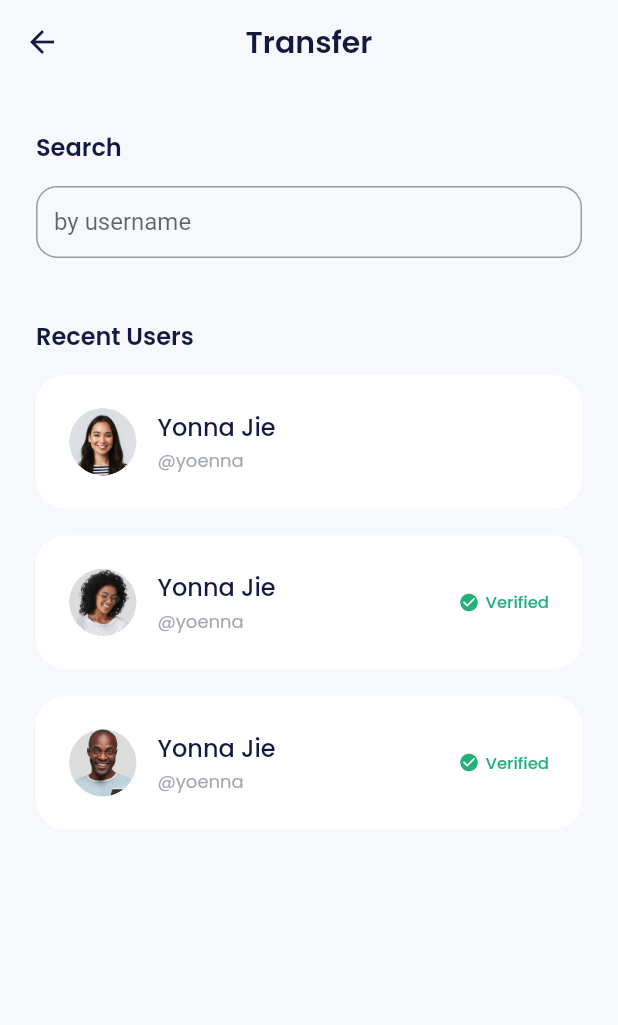
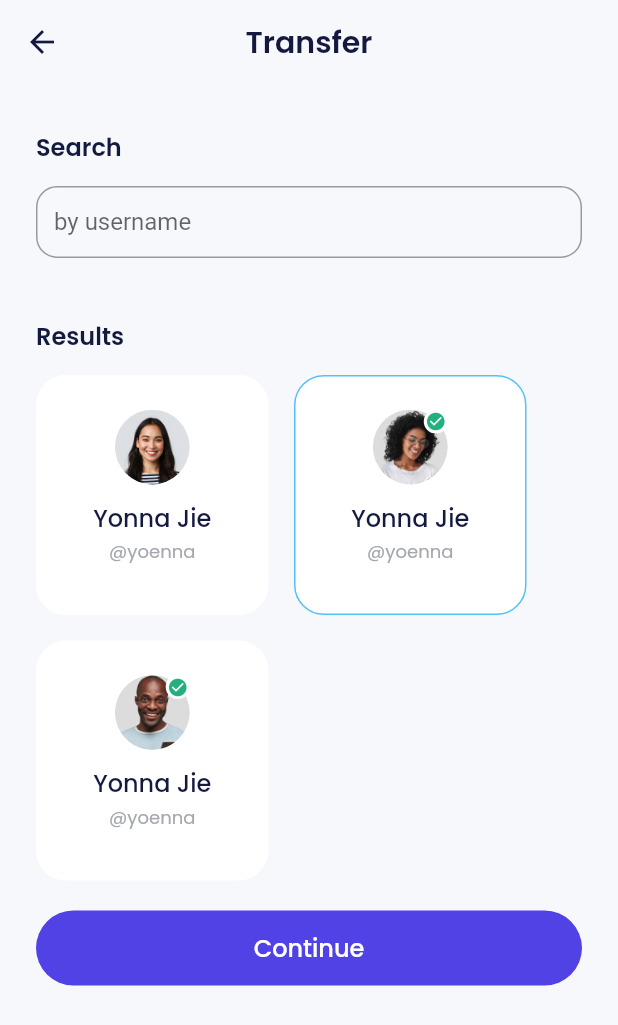
Before and after one commit to gwijaya94/bank_sha, a Flutter app: the TransferPage screen opened by its route, on a phone screen of 412 x 824 dp. Shown: the top 1025 px of the screen. Run offline on Flutter 3.47's test engine with Material 2 defaults, Android fonts, the phone set to English and light mode, and no system bars; our stand-ins replace carousel_slider, google_fonts.

Commit message:
- UI TransferPage - create component TransferResultItem - add TransferResultItem to TransferPage

```diff
--- a/lib/ui/pages/transfer_page.dart
+++ b/lib/ui/pages/transfer_page.dart
@@ -30,7 +30,18 @@ class TransferPage extends StatelessWidget {
           const InputForm(
             hints: "by username",
           ),
-          buildRecentUsers(),
+          // buildRecentUsers(),
+          buildResult(),
+          const SizedBox(
+            height: 20,
+          ),
+          CustomFilledButton(
+            title: "Continue",
+            onPressed: () {},
+          ),
+          const SizedBox(
+            height: 50,
+          ),
         ],
       ),
     );
@@ -77,3 +88,51 @@ Widget buildRecentUsers() {
     ),
   );
 }
+
+Widget buildResult() {
+  return Container(
+    margin: const EdgeInsets.only(
+      top: 40,
+    ),
+    child: Column(
+      crossAxisAlignment: CrossAxisAlignment.start,
+      children: [
+        Text(
+          "Results",
+          style: blackTextStyle.copyWith(
+            fontSize: 16,
+            fontWeight: semiBold,
+          ),
+        ),
+        const SizedBox(
+          height: 14,
+        ),
+        const Wrap(
+          spacing: 17,
+          runSpacing: 17,
+          children: [
+            TransferResultItem(
+              imageUrl: "assets/img_friend1.png",
+              name: "Yonna Jie",
+              username: "yoenna",
+              isVerified: false,
+            ),
+            TransferResultItem(
+              imageUrl: "assets/img_friend2.png",
+              name: "Yonna Jie",
+              username: "yoenna",
+              isVerified: true,
+              isSelected: true,
+            ),
+            TransferResultItem(
+              imageUrl: "assets/img_friend3.png",
+              name: "Yonna Jie",
+              username: "yoenna",
+              isVerified: true,
+            ),
+          ],
+        ),
+      ],
+    ),
+  );
+}
--- a/lib/ui/widgets/index.dart
+++ b/lib/ui/widgets/index.dart
@@ -10,3 +10,4 @@ export "app_bar_header.dart";
 export "profile_menu_item.dart";
 export "bank_item.dart";
 export "transfer_recent_user_item.dart";
+export "transfer_result_item.dart";
--- /dev/null
+++ b/lib/ui/widgets/transfer_result_item.dart
@@ -0,0 +1,95 @@
+import 'package:bank_sha/shared/theme.dart';
+import 'package:flutter/material.dart';
+
+class TransferResultItem extends StatelessWidget {
+  final String imageUrl, name, username;
+  final bool isVerified, isSelected;
+
+  const TransferResultItem({
+    Key? key,
+    required this.imageUrl,
+    required this.name,
+    required this.username,
+    this.isVerified = false,
+    this.isSelected = false,
+  }) : super(key: key);
+
+  @override
+  Widget build(BuildContext context) {
+    return Container(
+      width: 155,
+      height: 160,
+      padding: const EdgeInsets.symmetric(
+        horizontal: 14,
+        vertical: 22,
+      ),
+      decoration: BoxDecoration(
+        borderRadius: BorderRadius.circular(20),
+        color: whiteColor,
+        border: Border.all(
+          color: isSelected ? blueColor : whiteColor,
+        ),
+      ),
+      child: Column(
+        children: [
+          Container(
+            width: 50,
+            height: 50,
+            margin: const EdgeInsets.only(
+              bottom: 10,
+            ),
+            decoration: BoxDecoration(
+              shape: BoxShape.circle,
+              image: DecorationImage(
+                image: AssetImage(
+                  imageUrl,
+                ),
+              ),
+            ),
+            child: !isVerified
+                ? null
+                : Align(
+                    alignment: Alignment.topRight,
+                    child: Container(
+                      width: 16,
+                      height: 16,
+                      decoration: BoxDecoration(
+                        shape: BoxShape.circle,
+                        color: whiteColor,
+                      ),
+                      child: Center(
+                        child: Icon(
+                          Icons.check_circle,
+                          size: 14,
+                          color: greenColor,
+                        ),
+                      ),
+                    ),
+                  ),
+          ),
+          Column(
+            crossAxisAlignment: CrossAxisAlignment.center,
+            children: [
+              Text(
+                name,
+                style: blackTextStyle.copyWith(
+                  fontSize: 16,
+                  fontWeight: medium,
+                ),
+              ),
+              const SizedBox(
+                height: 2,
+              ),
+              Text(
+                "@$username",
+                style: greyTextStyle.copyWith(
+                  fontSize: 12,
+                ),
+              ),
+            ],
+          ),
+        ],
+      ),
+    );
+  }
+}
```
